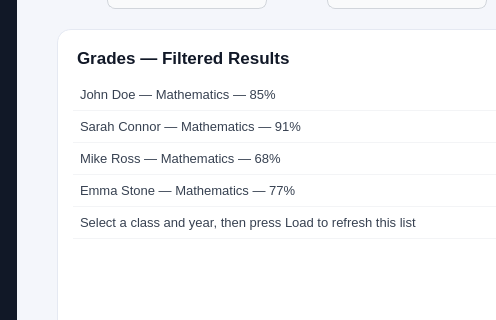
Old version of the form Oscuola/mainwindow.ui in the repository mohamed-adhd/Oscuola; both pictures show x 203 to 699 and y 155 to 475 of the 1280 by 720 pixel window.
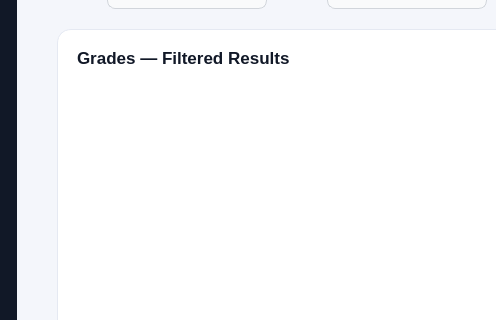
New version of the form. The open tabs and pages were chosen to show the change.

Commit message: ui update for teacher grading system

What changed in the file:
```diff
--- a/Oscuola/mainwindow.ui
+++ b/Oscuola/mainwindow.ui
@@ -3227,7 +3227,7 @@
         <string>Grades — Filtered Results</string>
        </property>
       </widget>
-      <widget class="QListWidget" name="teacher_grades_list">
+      <widget class="QTableWidget" name="teacher_grades_list">
        <property name="geometry">
         <rect>
          <x>16</x>
@@ -3239,31 +3239,6 @@
        <property name="frameShape">
         <enum>QFrame::Shape::NoFrame</enum>
        </property>
-       <item>
-        <property name="text">
-         <string>John Doe — Mathematics — 85%</string>
-        </property>
-       </item>
-       <item>
-        <property name="text">
-         <string>Sarah Connor — Mathematics — 91%</string>
-        </property>
-       </item>
-       <item>
-        <property name="text">
-         <string>Mike Ross — Mathematics — 68%</string>
-        </property>
-       </item>
-       <item>
-        <property name="text">
-         <string>Emma Stone — Mathematics — 77%</string>
-        </property>
-       </item>
-       <item>
-        <property name="text">
-         <string>Select a class and year, then press Load to refresh this list</string>
-        </property>
-       </item>
       </widget>
      </widget>
     </widget>
```
The commit also changes 3 other files.
